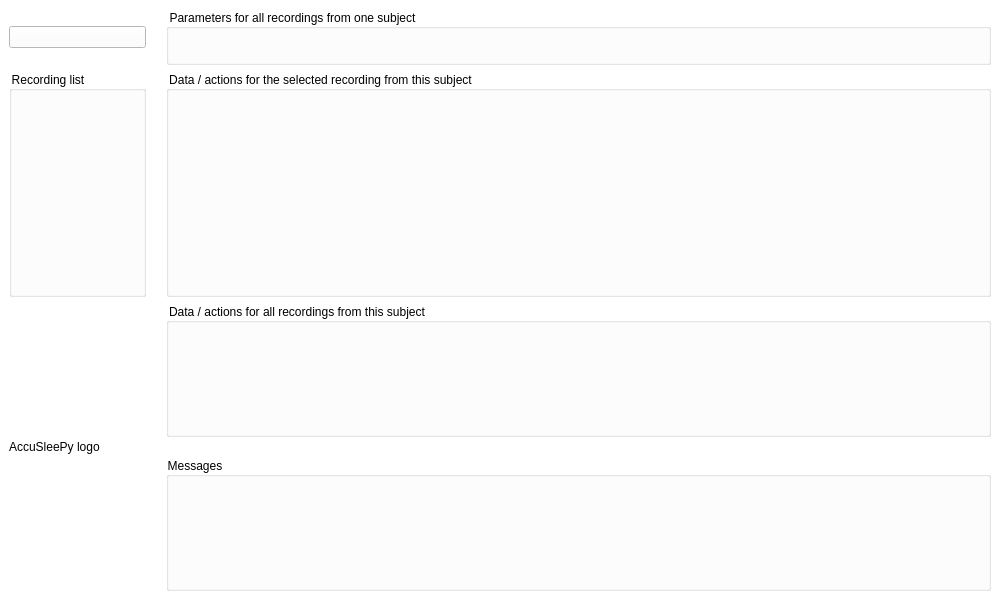
First picture: the form in accusleepy/gui/window0.ui, repository zekebarger/AccuSleePy, before the edit.
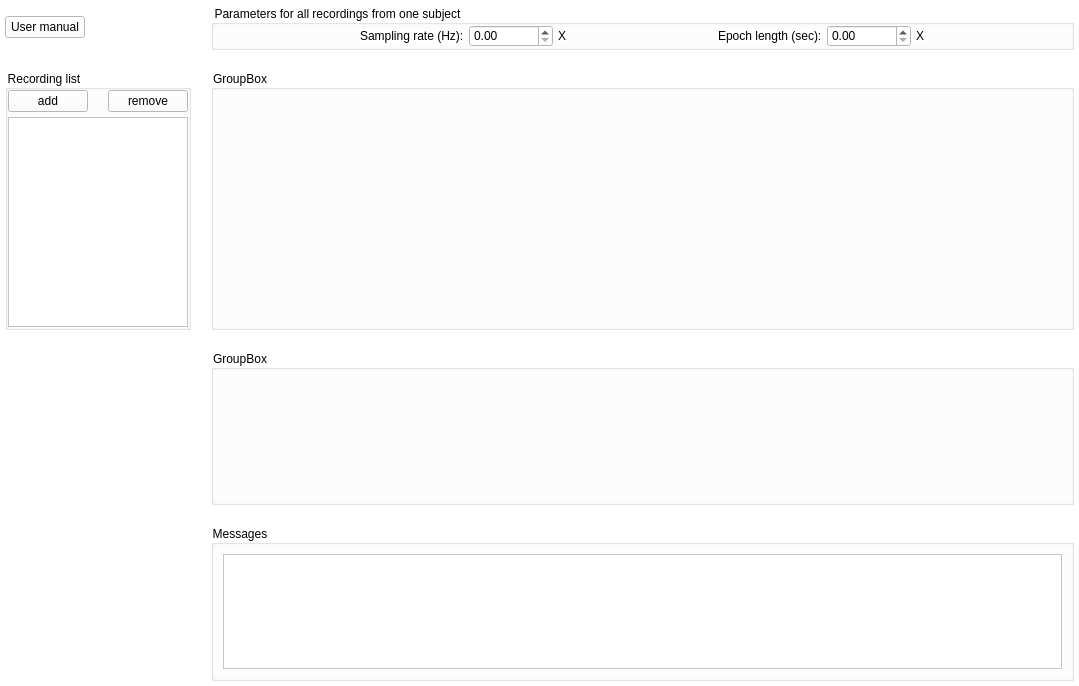
Second picture: the form after the edit. Icons and pictures are not drawn.

Commit message: more of the skeleton is done

```diff
--- a/accusleepy/gui/window0.ui
+++ b/accusleepy/gui/window0.ui
@@ -6,8 +6,8 @@
    <rect>
     <x>0</x>
     <y>0</y>
-    <width>1000</width>
-    <height>600</height>
+    <width>1079</width>
+    <height>686</height>
    </rect>
   </property>
   <property name="sizePolicy">
@@ -29,94 +29,319 @@
      <verstretch>0</verstretch>
     </sizepolicy>
    </property>
-   <layout class="QVBoxLayout" name="verticalLayout_2" stretch="1,1">
-    <item>
-     <layout class="QVBoxLayout" name="toplayout" stretch="1,4">
-      <item>
-       <layout class="QHBoxLayout" name="topmostlayout" stretch="1,6">
+   <layout class="QGridLayout" name="gridLayout" rowstretch="1,5,3,3" columnstretch="1,6">
+    <property name="leftMargin">
+     <number>5</number>
+    </property>
+    <property name="topMargin">
+     <number>5</number>
+    </property>
+    <property name="rightMargin">
+     <number>5</number>
+    </property>
+    <property name="bottomMargin">
+     <number>5</number>
+    </property>
         <property name="spacing">
          <number>20</number>
         </property>
-        <item>
-         <widget class="QPushButton" name="usermanualbutton">
-          <property name="text">
-           <string/>
-          </property>
-          <property name="icon">
-           <iconset resource="resources.qrc">
-            <normaloff>:/icons/question.png</normaloff>:/icons/question.png</iconset>
-          </property>
-          <property name="iconSize">
-           <size>
-            <width>24</width>
-            <height>24</height>
-           </size>
+    <item row="2" column="1">
+     <widget class="QGroupBox" name="groupBox_3">
+      <property name="sizePolicy">
+       <sizepolicy hsizetype="Preferred" vsizetype="Preferred">
+        <horstretch>0</horstretch>
+        <verstretch>0</verstretch>
+       </sizepolicy>
+      </property>
+      <property name="title">
+       <string>GroupBox</string>
           </property>
          </widget>
         </item>
-        <item>
+    <item row="0" column="1">
          <widget class="QGroupBox" name="parametergroupbox">
           <property name="title">
            <string>Parameters for all recordings from one subject</string>
           </property>
-         </widget>
-        </item>
+      <layout class="QHBoxLayout" name="horizontalLayout_2">
+       <property name="leftMargin">
+        <number>0</number>
+       </property>
+       <property name="topMargin">
+        <number>0</number>
+       </property>
+       <property name="rightMargin">
+        <number>0</number>
+       </property>
+       <property name="bottomMargin">
+        <number>0</number>
+       </property>
+       <item>
+        <spacer name="horizontalSpacer_3">
+         <property name="orientation">
+          <enum>Qt::Orientation::Horizontal</enum>
+         </property>
+         <property name="sizeType">
+          <enum>QSizePolicy::Policy::Preferred</enum>
+         </property>
+         <property name="sizeHint" stdset="0">
+          <size>
+           <width>20</width>
+           <height>5</height>
+          </size>
+         </property>
+        </spacer>
+       </item>
+       <item>
+        <layout class="QHBoxLayout" name="samplingratelayout" stretch="4,2,1">
+         <property name="spacing">
+          <number>5</number>
+         </property>
+         <item>
+          <widget class="QLabel" name="samplingratelabel">
+           <property name="sizePolicy">
+            <sizepolicy hsizetype="Fixed" vsizetype="Fixed">
+             <horstretch>0</horstretch>
+             <verstretch>0</verstretch>
+            </sizepolicy>
+           </property>
+           <property name="text">
+            <string>Sampling rate (Hz):</string>
+           </property>
+          </widget>
+         </item>
+         <item>
+          <widget class="QDoubleSpinBox" name="samplingrateinput">
+           <property name="sizePolicy">
+            <sizepolicy hsizetype="Fixed" vsizetype="Fixed">
+             <horstretch>0</horstretch>
+             <verstretch>0</verstretch>
+            </sizepolicy>
+           </property>
+           <property name="minimum">
+            <double>0.000000000000000</double>
+           </property>
+           <property name="maximum">
+            <double>100000.000000000000000</double>
+           </property>
+          </widget>
+         </item>
+         <item>
+          <widget class="QLabel" name="samplingrateindicator1">
+           <property name="sizePolicy">
+            <sizepolicy hsizetype="Fixed" vsizetype="Fixed">
+             <horstretch>0</horstretch>
+             <verstretch>0</verstretch>
+            </sizepolicy>
+           </property>
+           <property name="text">
+            <string>X</string>
+           </property>
+          </widget>
+         </item>
        </layout>
       </item>
       <item>
-       <layout class="QHBoxLayout" name="secondlayout" stretch="1,6">
+        <spacer name="horizontalSpacer_2">
+         <property name="orientation">
+          <enum>Qt::Orientation::Horizontal</enum>
+         </property>
+         <property name="sizeType">
+          <enum>QSizePolicy::Policy::Preferred</enum>
+         </property>
+         <property name="sizeHint" stdset="0">
+          <size>
+           <width>20</width>
+           <height>5</height>
+          </size>
+         </property>
+        </spacer>
+       </item>
+       <item>
+        <layout class="QHBoxLayout" name="epochlengthlayout" stretch="4,2,1">
         <property name="spacing">
-         <number>20</number>
+          <number>5</number>
         </property>
         <item>
-         <widget class="QGroupBox" name="recordinglistgroupbox">
+          <widget class="QLabel" name="epochlengthlabel">
+           <property name="sizePolicy">
+            <sizepolicy hsizetype="Fixed" vsizetype="Fixed">
+             <horstretch>0</horstretch>
+             <verstretch>0</verstretch>
+            </sizepolicy>
+           </property>
+           <property name="text">
+            <string>Epoch length (sec):</string>
+           </property>
+          </widget>
+         </item>
+         <item>
+          <widget class="QDoubleSpinBox" name="epochlengthinput">
+           <property name="sizePolicy">
+            <sizepolicy hsizetype="Fixed" vsizetype="Fixed">
+             <horstretch>0</horstretch>
+             <verstretch>0</verstretch>
+            </sizepolicy>
+           </property>
+           <property name="maximum">
+            <double>100000.000000000000000</double>
+           </property>
+           <property name="singleStep">
+            <double>0.500000000000000</double>
+           </property>
+          </widget>
+         </item>
+         <item>
+          <widget class="QLabel" name="epochlengthindicator1">
+           <property name="sizePolicy">
+            <sizepolicy hsizetype="Fixed" vsizetype="Fixed">
+             <horstretch>0</horstretch>
+             <verstretch>0</verstretch>
+            </sizepolicy>
+           </property>
+           <property name="text">
+            <string>X</string>
+           </property>
+          </widget>
+         </item>
+        </layout>
+       </item>
+       <item>
+        <spacer name="horizontalSpacer">
+         <property name="orientation">
+          <enum>Qt::Orientation::Horizontal</enum>
+         </property>
+         <property name="sizeType">
+          <enum>QSizePolicy::Policy::Preferred</enum>
+         </property>
+         <property name="sizeHint" stdset="0">
+          <size>
+           <width>20</width>
+           <height>5</height>
+          </size>
+         </property>
+        </spacer>
+       </item>
+      </layout>
+     </widget>
+    </item>
+    <item row="1" column="0">
+     <widget class="QGroupBox" name="groupBox">
+      <property name="sizePolicy">
+       <sizepolicy hsizetype="Preferred" vsizetype="Preferred">
+        <horstretch>0</horstretch>
+        <verstretch>0</verstretch>
+       </sizepolicy>
+      </property>
           <property name="title">
            <string>Recording list</string>
           </property>
-         </widget>
-        </item>
-        <item>
-         <widget class="QGroupBox" name="recordinggroupbox">
-          <property name="title">
-           <string>Data / actions for the selected recording from this subject</string>
-          </property>
-         </widget>
-        </item>
-       </layout>
-      </item>
-     </layout>
-    </item>
+      <layout class="QVBoxLayout" name="verticalLayout" stretch="1,5">
+       <property name="spacing">
+        <number>5</number>
+       </property>
+       <property name="leftMargin">
+        <number>0</number>
+       </property>
+       <property name="topMargin">
+        <number>0</number>
+       </property>
+       <property name="rightMargin">
+        <number>0</number>
+       </property>
+       <property name="bottomMargin">
+        <number>0</number>
+       </property>
     <item>
-     <layout class="QHBoxLayout" name="bottomlayout" stretch="1,6">
+        <layout class="QHBoxLayout" name="horizontalLayout_3" stretch="1,1">
       <property name="spacing">
        <number>20</number>
       </property>
       <item>
-       <widget class="QLabel" name="logolabel">
+          <widget class="QPushButton" name="addbutton">
+           <property name="sizePolicy">
+            <sizepolicy hsizetype="Fixed" vsizetype="Fixed">
+             <horstretch>0</horstretch>
+             <verstretch>0</verstretch>
+            </sizepolicy>
+           </property>
         <property name="text">
-         <string>AccuSleePy logo</string>
+            <string>add</string>
         </property>
        </widget>
       </item>
       <item>
-       <layout class="QVBoxLayout" name="bottomrightlayout">
+          <widget class="QPushButton" name="removebutton">
+           <property name="sizePolicy">
+            <sizepolicy hsizetype="Fixed" vsizetype="Fixed">
+             <horstretch>0</horstretch>
+             <verstretch>0</verstretch>
+            </sizepolicy>
+           </property>
+           <property name="text">
+            <string>remove</string>
+           </property>
+          </widget>
+         </item>
+        </layout>
+       </item>
         <item>
-         <widget class="QGroupBox" name="classificationgroupbox">
+        <widget class="QListWidget" name="listWidget">
+         <property name="sizePolicy">
+          <sizepolicy hsizetype="Maximum" vsizetype="Preferred">
+           <horstretch>0</horstretch>
+           <verstretch>0</verstretch>
+          </sizepolicy>
+         </property>
+        </widget>
+       </item>
+      </layout>
+     </widget>
+    </item>
+    <item row="1" column="1">
+     <widget class="QGroupBox" name="groupBox_2">
+      <property name="sizePolicy">
+       <sizepolicy hsizetype="Preferred" vsizetype="Preferred">
+        <horstretch>0</horstretch>
+        <verstretch>0</verstretch>
+       </sizepolicy>
+      </property>
           <property name="title">
-           <string>Data / actions for all recordings from this subject</string>
+       <string>GroupBox</string>
           </property>
          </widget>
         </item>
-        <item>
-         <widget class="QGroupBox" name="consolegroupbox">
+    <item row="0" column="0">
+     <widget class="QPushButton" name="usermanualbutton">
+      <property name="sizePolicy">
+       <sizepolicy hsizetype="Fixed" vsizetype="Fixed">
+        <horstretch>0</horstretch>
+        <verstretch>0</verstretch>
+       </sizepolicy>
+      </property>
+      <property name="text">
+       <string>User manual</string>
+      </property>
+     </widget>
+    </item>
+    <item row="3" column="1">
+     <widget class="QGroupBox" name="groupBox_4">
           <property name="title">
            <string>Messages</string>
           </property>
+      <layout class="QGridLayout" name="gridLayout_2">
+       <item row="0" column="0">
+        <widget class="QTextBrowser" name="textBrowser">
+         <property name="sizePolicy">
+          <sizepolicy hsizetype="Preferred" vsizetype="Preferred">
+           <horstretch>0</horstretch>
+           <verstretch>0</verstretch>
+          </sizepolicy>
+         </property>
          </widget>
         </item>
        </layout>
-      </item>
-     </layout>
+     </widget>
     </item>
    </layout>
   </widget>
```
Lines whose indentation alone changed are shown as unchanged. The commit also changes 1 other file.
